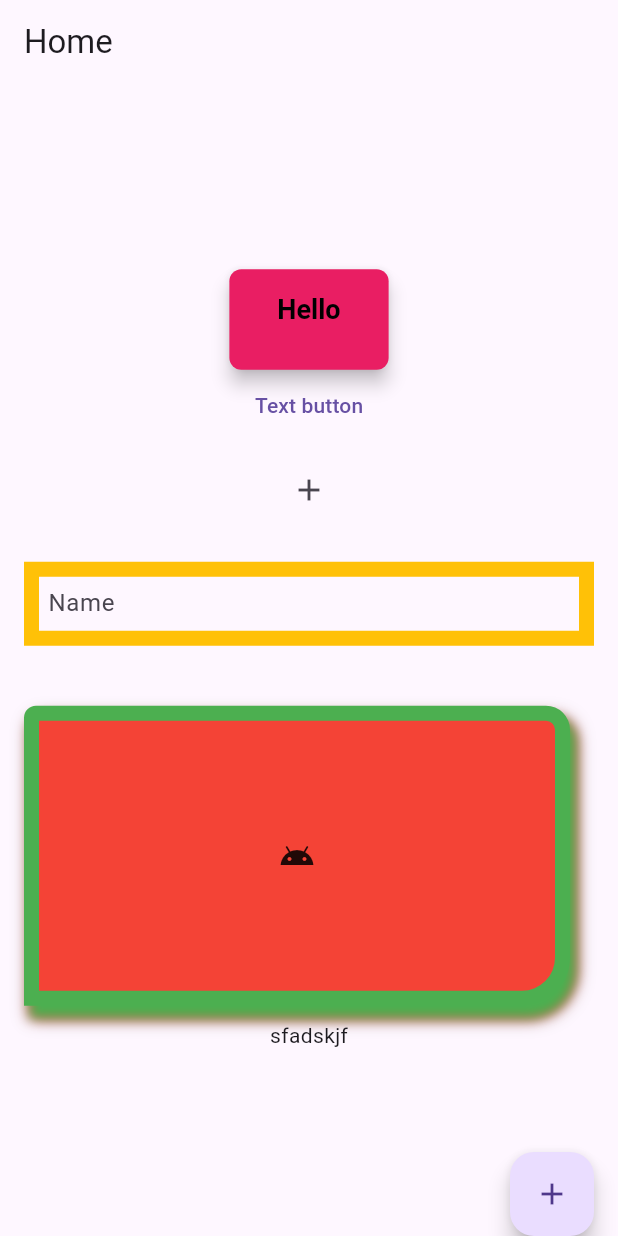
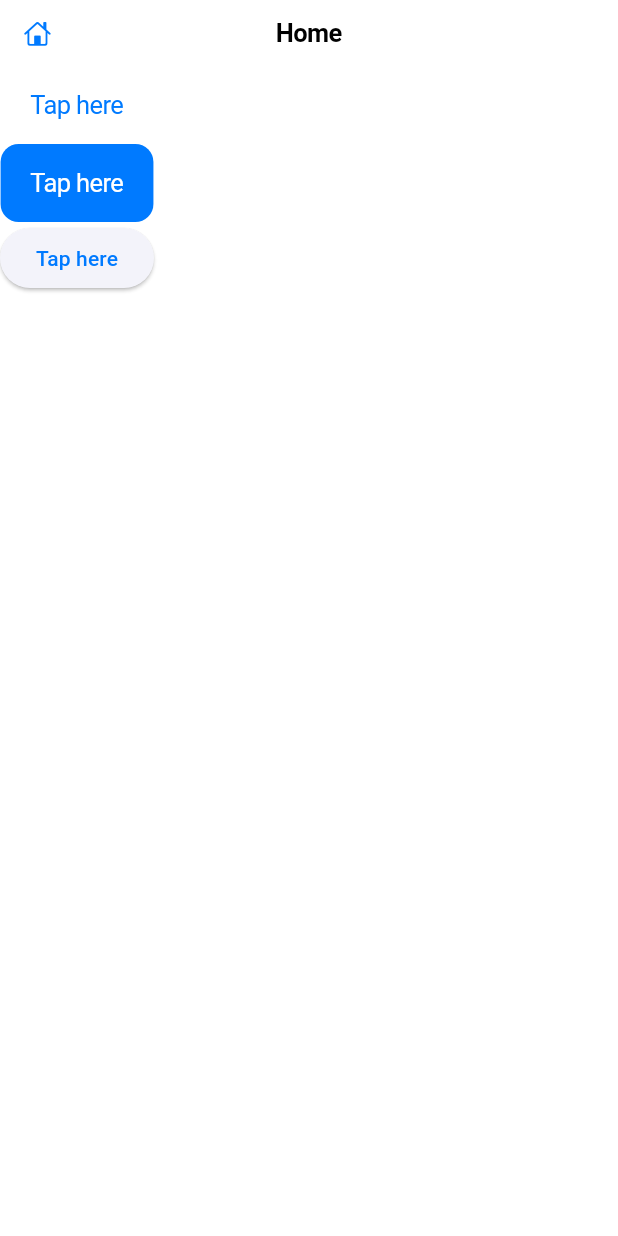
Before and after one commit to RafatMeraz/ostad_flutter_batch_five, a Flutter app: the screen it shows after launch, on a phone screen of 412 x 824 dp. Run offline on Flutter 3.47's test engine with Material 3 defaults, Android fonts, the phone set to English and light mode, and no system bars.

Commit message:
- Theme - CupertinoApp

```diff
--- a/live_class_project/lib/main.dart
+++ b/live_class_project/lib/main.dart
@@ -1,3 +1,4 @@
+import 'package:flutter/cupertino.dart';
 import 'package:flutter/material.dart';
 
 void main() {
@@ -8,12 +9,91 @@ class MyApp extends StatelessWidget {
   @override
 
   Widget build(BuildContext context) {
-    return MaterialApp(
-      title: 'Todo app',
-      home: HomeScreen(),
+    // return MaterialApp(
+    //   title: 'Todo app',
+    //   home: HomeScreen(),
+    //   theme: ThemeData(
+    //     // primarySwatch: MaterialColor(
+    //     //   0xFF2C0432FF,
+    //     //   const {
+    //     //     50: const Color(0xFF2C0432FF),
+    //     //     100: const Color(0xFF2C0432FF),
+    //     //     200: const Color(0xFF2C0432FF),
+    //     //     300: const Color(0xFF2C0432FF),
+    //     //     400: const Color(0xFF2C0432FF),
+    //     //     500: const Color(0xFF2C0432FF),
+    //     //     600: const Color(0xFF2C0432FF),
+    //     //     700: const Color(0xFF2C0432FF),
+    //     //     800: const Color(0xFF2C0432FF),
+    //     //     900: const Color(0xFF2C0432FF)
+    //     //   },
+    //     // ),
+    //     // primaryColor: Colors.purple,
+    //     // primaryColorDark: Colors.pink,
+    //     // primaryColorLight: Colors.pink.shade500,
+    //     brightness: Brightness.light,
+    //     elevatedButtonTheme: ElevatedButtonThemeData(
+    //       style: ElevatedButton.styleFrom(
+    //           shape: RoundedRectangleBorder(
+    //               borderRadius: BorderRadius.circular(0)
+    //           ),
+    //           backgroundColor: Colors.green
+    //       ),
+    //     ),
+    //     scaffoldBackgroundColor: Colors.grey,
+    //     appBarTheme: AppBarTheme(
+    //       backgroundColor: Colors.purple,
+    //       titleTextStyle: TextStyle(
+    //         fontWeight: FontWeight.bold,
+    //         fontSize: 18,
+    //       ),
+    //       centerTitle: true
+    //     ),
+    //     // TODO - Set floating action button theme data
+    //   ),
+    //   darkTheme: ThemeData(
+    //     brightness: Brightness.dark,
+    //     primarySwatch: Colors.pink,
+    //     // elevatedButtonTheme: ElevatedButtonThemeData(
+    //     //   style: ElevatedButton.styleFrom(
+    //     //       shape: RoundedRectangleBorder(
+    //     //           borderRadius: BorderRadius.circular(30),
+    //     //         side: BorderSide(width: 2, color: Colors.red)
+    //     //       ),
+    //     //       backgroundColor: Colors.green
+    //     //   ),
+    //     // ),
+    //   ),
+    //   themeMode: ThemeMode.light,
+    // );
+    return CupertinoApp(
+      home: CupertinoHomeScreen(),
     );
   }
 }
+
+class CupertinoHomeScreen extends StatelessWidget {
+  const CupertinoHomeScreen({super.key});
+
+  @override
+  Widget build(BuildContext context) {
+    return CupertinoPageScaffold(
+      navigationBar: CupertinoNavigationBar(
+        middle: Text('Home'),
+        backgroundColor: Colors.grey,
+        leading: Icon(CupertinoIcons.home, size: 18,)
+      ),
+      child: Column(
+        children: [
+          CupertinoButton(child: Text('Tap here'), onPressed: () {}),
+          CupertinoButton.filled(child: Text('Tap here'), onPressed: () {}),
+          ElevatedButton(child: Text('Tap here'), onPressed: () {}),
+        ],
+      ),
+    );
+  }
+}
+
 
 class HomeScreen extends StatelessWidget {
   TextEditingController searchTextFieldController = TextEditingController();
@@ -28,156 +108,21 @@ class HomeScreen extends StatelessWidget {
         mainAxisAlignment: MainAxisAlignment.center,
         children: [
           ElevatedButton(
-            onPressed: () {
-              print('Tapped on hello button');
-            },
-            child: Text('Hello'),
-            onLongPress: () {
-              print('Long pressed on hello button');
-            },
-            style: ElevatedButton.styleFrom(
-              backgroundColor: Colors.pink,
-              foregroundColor: Colors.black,
-              // minimumSize: Size(300, 40),
-              // maximumSize: Size(300, 80),
-              // padding: EdgeInsets.symmetric(horizontal: 32, vertical: 16),
-              padding: EdgeInsets.only(left: 32, top: 16, right: 32, bottom: 30),
-              elevation: 5,
-              shadowColor: Colors.black,
-              textStyle: TextStyle(
-                fontSize: 18,
-                fontWeight: FontWeight.w700,
-                color: Colors.white,
+            onPressed: () {}, child: Text('Tap here'),),
+          ElevatedButton( style: ElevatedButton.styleFrom(
+              shape: RoundedRectangleBorder(
+                  borderRadius: BorderRadius.circular(0)
               ),
-              shape: RoundedRectangleBorder(
-                borderRadius: BorderRadius.circular(8)
-              )
-            ),
+              backgroundColor: Colors.white,
+            textStyle: TextStyle(
+              color: Colors.white
+            )
           ),
-          TextButton(
-            onPressed: () {
-              print('Pressed on text button');
-            },
-            child: Text('Text button'),
-            style: TextButton.styleFrom(),
-          ),
-          Padding(
-            padding: const EdgeInsets.all(8.0),
-            child: IconButton(onPressed: () {}, icon: Icon(Icons.add),),
-          ),
-          Row(),
-          Padding(
-            padding: EdgeInsets.all(16),
-            child: TextField(
-              controller: searchTextFieldController,
-              onTap: () {
-                print('sdfasdf');
-              },
-              keyboardType: TextInputType.emailAddress,
-              onChanged: (String input) {
-                print(input);
-              },
-              textInputAction: TextInputAction.done,
-              onSubmitted: (String value) {
-                print(searchTextFieldController.text);
-                searchTextFieldController.clear();
-              },
-              obscureText: false,
-              decoration: InputDecoration(
-                enabled: true,
-                hintText: 'Enter your name',
-                label: Text('Name'),
-                // prefixIcon: Icon(Icons.add),
-                // prefix: Icon(Icons.add),
-                // suffixIcon: Icon(Icons.remove_red_eye_outlined),
-                // suffix: Text('df'),
-                border: OutlineInputBorder(
-                    borderSide: BorderSide(
-                      color: Colors.amber,
-                      width: 10,
-                      style: BorderStyle.solid,
-                    ),
-                  ),
-                enabledBorder: OutlineInputBorder(
-                  borderSide: BorderSide(
-                    color: Colors.amber,
-                    width: 10,
-                    style: BorderStyle.solid,
-                  ),
-                ),
-                disabledBorder: OutlineInputBorder(
-                  borderSide: BorderSide(
-                    color: Colors.deepOrangeAccent,
-                    width: 10,
-                    style: BorderStyle.solid,
-                  ),
-                ),
-                focusedBorder: OutlineInputBorder(
-                  borderSide: BorderSide(
-                    color: Colors.green,
-                    width: 3,
-                    style: BorderStyle.solid,
-                  ),
-                ),
-              ),
-            ),
-          ),
+            onPressed: () {}, child: Text('Tap here'),),
+          ElevatedButton(onPressed: () {}, child: Text('Tap here'),),
+          ElevatedButton(onPressed: () {}, child: Text('Tap here'),),
+          ElevatedButton(onPressed: () {}, child: Text('Tap here'),),
 
-          GestureDetector(
-            onTap: () {
-              print('tapped on container');
-            },
-            child: Container(
-              // color: Colors.red,
-              // margin: EdgeInsets.symmetric(horizontal: 16, vertical: 24),
-              margin: EdgeInsets.only(left: 16, right: 32, bottom: 10, top: 24),
-              padding: EdgeInsets.all(32),
-              width: 500,
-              height: 200,
-              decoration: BoxDecoration(
-                color: Colors.red,
-                borderRadius: BorderRadius.only(
-                  topLeft: Radius.circular(8),
-                  topRight: Radius.circular(16),
-                  bottomRight: Radius.circular(32)
-                ),
-                border: Border.all(
-                  color: Colors.green,
-                  width: 10,
-                  style: BorderStyle.solid
-                ),
-                // shape: BoxShape.circle,
-                boxShadow: [
-                  BoxShadow(
-                    color: Colors.grey,
-                    blurRadius: 10,
-                    offset: Offset(4, 8), // Shadow position
-                  ),
-                  BoxShadow(
-                    color: Colors.red,
-                    blurRadius: 7,
-                    offset: Offset(4, 8), // Shadow position
-                  ),
-                  BoxShadow(
-                    color: Colors.green,
-                    blurRadius: 5,
-                    offset: Offset(4, 8), // Shadow position
-                  ),
-                ]
-              ),
-              alignment: Alignment.center,
-              child: Icon(Icons.android),
-            ),
-          ),
-
-          InkWell(
-              onTap: () {
-                print('on tapped on text');
-              },
-              splashColor: Colors.red,
-              highlightColor: Colors.green,
-              radius: 10,
-              child: Text('sfadskjf')),
         ],
       ),
       floatingActionButtonLocation: FloatingActionButtonLocation.endDocked,
```
Also changed, not shown: live_class_project/pubspec.lock, 1 other file.
